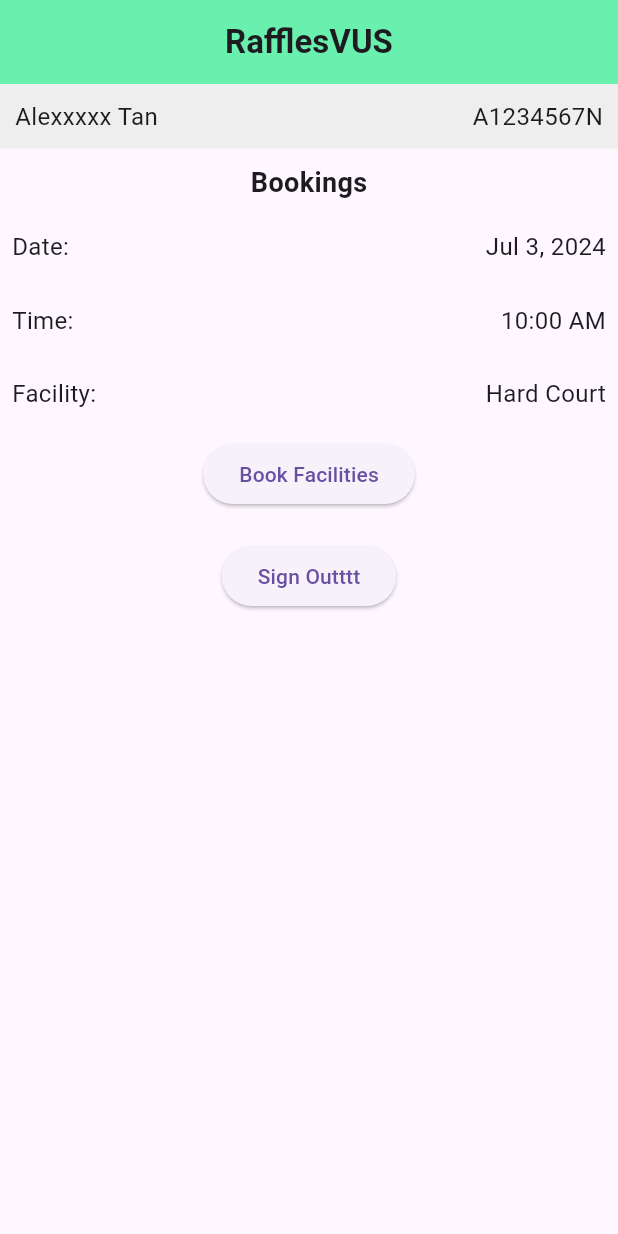
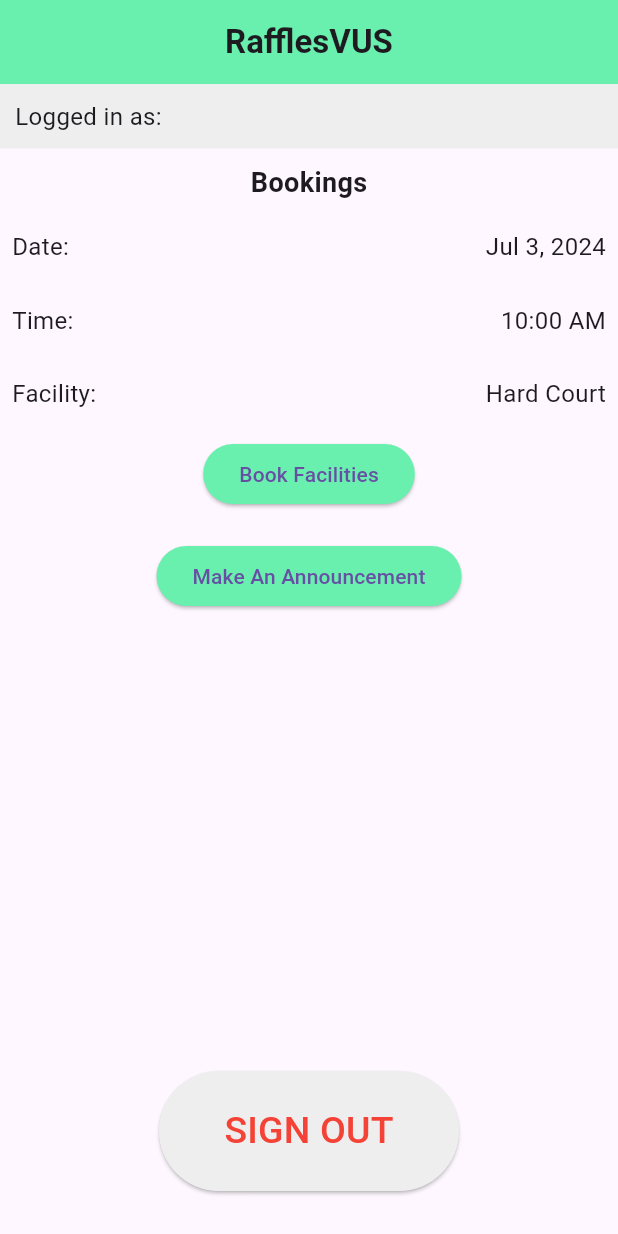
Before and after one commit to lifrocszh/2024-Orbital-6532, a Flutter app: the screen it shows once a user with an empty profile is signed in, on a phone screen of 412 x 824 dp. Run offline on Flutter 3.47's test engine with Material 3 defaults, Android fonts, the phone set to English and light mode, and no system bars; our stand-ins replace firebase_auth, firebase_core, fluttertoast, table_calendar; accounts and stored records are empty; network calls fail.

Commit message:
Tidies up home page
added "logged in as" indicator
added announcements button
shifted signout button to the bottom

```diff
--- a/lib/pages/home_page.dart
+++ b/lib/pages/home_page.dart
@@ -10,59 +10,65 @@ class HomePage extends StatefulWidget {
 
   @override
   State<HomePage> createState() => _HomeState();
-
-  // Widget _title() {
-  //   return const Text('Firebase Auth');
-  // }
-
-  // Widget _userID() {
-  //   return Text(user?.email ?? 'User email');
-  // }
-
-  // @override
-  // Widget build(BuildContext context) {
-  //   return Scaffold(
-  //     appBar: AppBar(
-  //       title: _title(),
-  //     ),
-  //     body: Container(
-  //       height: double.infinity,
-  //       width: double.infinity,
-  //       padding: const EdgeInsets.all(20),
-  //       child: Column(
-  //         crossAxisAlignment: CrossAxisAlignment.center,
-  //         mainAxisAlignment: MainAxisAlignment.center,
-  //         children: <Widget>[
-  //           _userID(),
-  //           _signOutButton(),
-  //         ],
-  //       ),
-  //     ),
-  //   );
-  // }
 }
 
 class _HomeState extends State<HomePage> {
-  String _name = 'Alexxxxx Tan';
+  final currentUser = FirebaseAuth.instance.currentUser;
+
+  String _name = 'Alex Tan';
   String _id = 'A1234567N';
   DateTime _selectedDate = DateTime.now();
   String _time = '10:00 AM'; // Placeholder for actual time
   String _facility = 'Hard Court'; // Placeholder for actual facility
 
-  final User? user = Auth().currentUser;
-
   Future<void> signOut() async {
     await Auth().signOut();
-    // Navigator.pushReplacement(
-    //   context,
-    //   MaterialPageRoute(builder: (context) => LoginPage()),
-    // );
   }
 
-  Widget _signOutButton() {
+  Widget signOutButton() {
     return ElevatedButton(
       onPressed: signOut,
-      child: const Text('Sign Outttt'),
+      child: const Text(
+        'SIGN OUT',
+        style: TextStyle(fontSize: 25, color: Colors.red),
+      ),
+      style: ButtonStyle(
+          minimumSize: WidgetStateProperty.all(Size(200.0, 80.0)),
+          backgroundColor: WidgetStateProperty.all(Colors.grey[200])),
+    );
+  }
+
+  Widget bookFacilitiesButton() {
+    return ElevatedButton(
+      onPressed: () {
+        // Handle "Book Facilities" button press
+        // Update booking information in state
+        Navigator.push(
+          context,
+          MaterialPageRoute(builder: (context) => BookingPage()),
+        );
+        setState(() {
+          // Update _selectedDate, _time, and _facility based on booking details
+        });
+      },
+      child: const Text('Book Facilities'),
+      style: ButtonStyle(
+          backgroundColor: WidgetStateProperty.all(Colors.greenAccent)),
+    );
+  }
+
+  Widget announcementsButton() {
+    return ElevatedButton(
+      onPressed: () {
+        Navigator.push(
+          context,
+          MaterialPageRoute(builder: (context) => BookingPage()),
+        );
+        setState(() {});
+      },
+      child: const Text('Make An Announcement'),
+      style: ButtonStyle(
+          backgroundColor: WidgetStateProperty.all(Colors.greenAccent)),
     );
   }
 
@@ -77,22 +83,23 @@ class _HomeState extends State<HomePage> {
         centerTitle: true,
         backgroundColor: Colors.greenAccent,
       ),
-      body: SingleChildScrollView(
-        child: Column(
+      body: Column(
         children: [
           Container(
             color: Colors.grey[200],
             padding: const EdgeInsets.all(10.0),
+            // ignore: prefer_interpolation_to_compose_strings
             child: Row(
               mainAxisAlignment: MainAxisAlignment.spaceBetween,
               children: [
-                  Text(
-                    _name,
-                    style: const TextStyle(fontSize: 16.0),
+                const Text(
+                  "Logged in as: ",
+                  style: TextStyle(fontSize: 16.0),
                 ),
                 Text(
-                    _id,
-                    style: const TextStyle(fontSize: 16.0),
+                  "${currentUser!.email}",
+                  style: const TextStyle(
+                      fontSize: 16.0, fontWeight: FontWeight.bold),
                 ),
               ],
             ),
@@ -173,44 +180,25 @@ class _HomeState extends State<HomePage> {
             padding: const EdgeInsets.all(10.0),
             child: Row(
               mainAxisAlignment: MainAxisAlignment.center,
+              children: [bookFacilitiesButton()],
+            ),
+          ),
+          Expanded(
+            child: Column(
+              mainAxisAlignment: MainAxisAlignment.spaceBetween,
               children: [
-                  ElevatedButton(
-                    onPressed: () {
-                      // Handle "Book Facilities" button press
-                      // Update booking information in state
-                      Navigator.push(
-                        context,
-                        MaterialPageRoute(builder: (context) => BookingPage()),
-                      );
-                      setState(() {
-                        // Update _selectedDate, _time, and _facility based on booking details
-                      });
-                    },
-                    child: const Text('Book Facilities'),
+                Container(
+                  padding: const EdgeInsets.all(10.0),
+                  child: announcementsButton(),
+                ),
+                Container(
+                  padding: const EdgeInsets.all(30.0),
+                  child: signOutButton(),
                 ),
               ],
             ),
-            ),
-            Padding(
-              padding: const EdgeInsets.all(10.0),
-              child: _signOutButton(),
-              // ElevatedButton(
-              //   onPressed: () {
-              //     // Handle logout logic
-              //     // e.g., clear user data, navigate back to login page
-              //     Navigator.pushReplacement(
-              //       context,
-              //       MaterialPageRoute(builder: (context) => LoginPage()),
-              //     );
-              //   },
-              //   style: ElevatedButton.styleFrom(
-              //     backgroundColor: Colors.grey,
-              //   ),
-              //   child: const Text('Log Out'),
-              // ),
-            ),
+          )
         ],
-        ),
       ),
     );
   }
--- a/lib/pages/login_page.dart
+++ b/lib/pages/login_page.dart
@@ -14,7 +14,7 @@ class _LoginPageState extends State<LoginPage> {
   String? errorMessage = '';
   bool isLogin = true;
 
-  final TextEditingController _usernameController = TextEditingController();
+  // final TextEditingController _usernameController = TextEditingController();
   final TextEditingController _emailController = TextEditingController();
   final TextEditingController _passwordController = TextEditingController();
 
@@ -97,9 +97,9 @@ class _LoginPageState extends State<LoginPage> {
               crossAxisAlignment: CrossAxisAlignment.center,
               mainAxisAlignment: MainAxisAlignment.center,
               children: <Widget>[
-                _entryField('username', _usernameController),
-                _entryField('email', _emailController),
-                _entryField('password', _passwordController),
+                // _entryField('username', _usernameController),
+                _entryField('Email', _emailController),
+                _entryField('Password', _passwordController),
                 _errorMessage(),
                 _submitButton(),
                 _loginOrRegisterButton(),
@@ -107,106 +107,3 @@ class _LoginPageState extends State<LoginPage> {
             )));
   }
 }
-
-// class Login extends StatefulWidget {
-//   const Login({Key? key}) : super(key: key);
-
-//   @override
-//   State<Login> createState() => _LoginState();
-// }
-
-// class _LoginState extends State<Login> {
-//     String? errorMessage = '';
-//     bool isLogin = true;
-
-//     final TextEditingController _emailController = TextEditingController();
-//     final TextEditingController _passwordController = TextEditingController();
-
-//     Future<void> signInWithEmailAndPassword() async {
-//       try {
-//         await Auth().signInWithEmailAndPassword(
-//           email: _emailController.text,
-//           password: _passwordController.text,);
-//       } on FirebaseAuthException catch (e) {
-//         setState(() {
-//           errorMessage = e.message;
-//         });
-//       }
-//     }
-
-//     Future<void> createUserWithEmailAndPassword() async {
-//       try {
-//         await Auth().createUserWithEmailAndPassword(
-//           email: _emailController.text,
-//           password: _passwordController.text,
-//           );
-//       } on FirebaseAuthException catch (e) {
-//         setState(() {
-//           errorMessage = e.message;
-//         });
-//       }
-//     }
-
-//     Widget _title() {
-//       return const Text('Firebase Auth');
-//     }
-
-//     Widget _entryField(
-//       String title,
-//       TextEditingController controller,
-//     ) {
-//       return TextField(
-//         controller: controller,
-//         decoration: InputDecoration(
-//           labelText: title,
-//         ),
-//       );
-//     }
-
-//     Widget _errorMessage() {
-//       return Text(errorMessage == '' ? '' : 'hmmm ? $errorMessage');
-//     }
-
-//     Widget _submitButton() {
-//       return ElevatedButton(
-//         onPressed: isLogin ? signInWithEmailAndPassword: createUserWithEmailAndPassword,
-//         child: Text(isLogin ? 'Login' : 'Register'),
-//       );
-//     }
-
-//     Widget _loginOrRegisterButton() {
-//       return TextButton(
-//         onPressed: () {
-//           setState(() {
-//             isLogin = !isLogin;
-//           });
-//         },
-//         child: Text(isLogin ? 'Register instead' : 'Login instead'),
-//         );
-//     }
-
-//     @override
-//     Widget build(BuildContext context) {
-//       return Scaffold(
-//         appBar: AppBar(
-//           title: _title(),
-//           ),
-//         body: Container(
-//           height: double.infinity,
-//           width: double.infinity,
-//           padding: const EdgeInsets.all(20),
-//           child: Column(
-//             crossAxisAlignment: CrossAxisAlignment.center,
-//             mainAxisAlignment: MainAxisAlignment.center,
-//             children: <Widget>[
-//               _entryField('email', _emailController),
-//               _entryField('password', _passwordController),
-//               _errorMessage(),
-//               _submitButton(),
-//               _loginOrRegisterButton(),
-//             ],
-//           )
-//         )
-//       );
-//     }
-//   }
--- a/pubspec.yaml
+++ b/pubspec.yaml
@@ -37,7 +37,7 @@ dependencies:
   table_calendar: ^3.1.1
   firebase_core: ^3.1.0
   firebase_auth: ^5.1.0
-  cloud_firestore: ^5.0.1
+  cloud_firestore: ^5.0.2
   firebase_storage: ^12.0.1
 
 dev_dependencies:
```
Also changed, not shown: pubspec.lock. Lines whose indentation alone changed are shown as unchanged.
